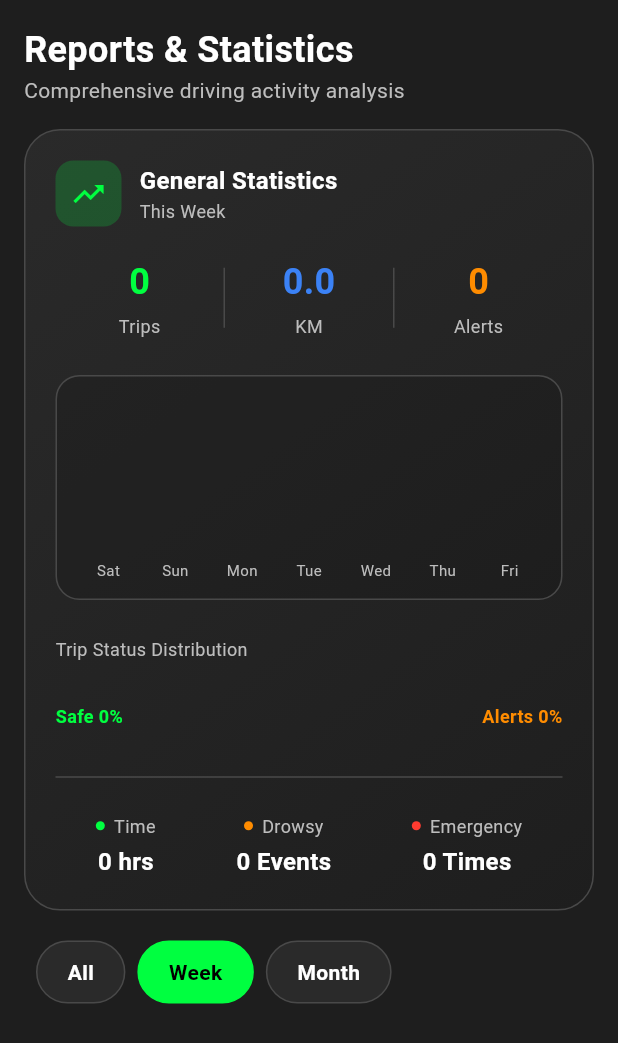
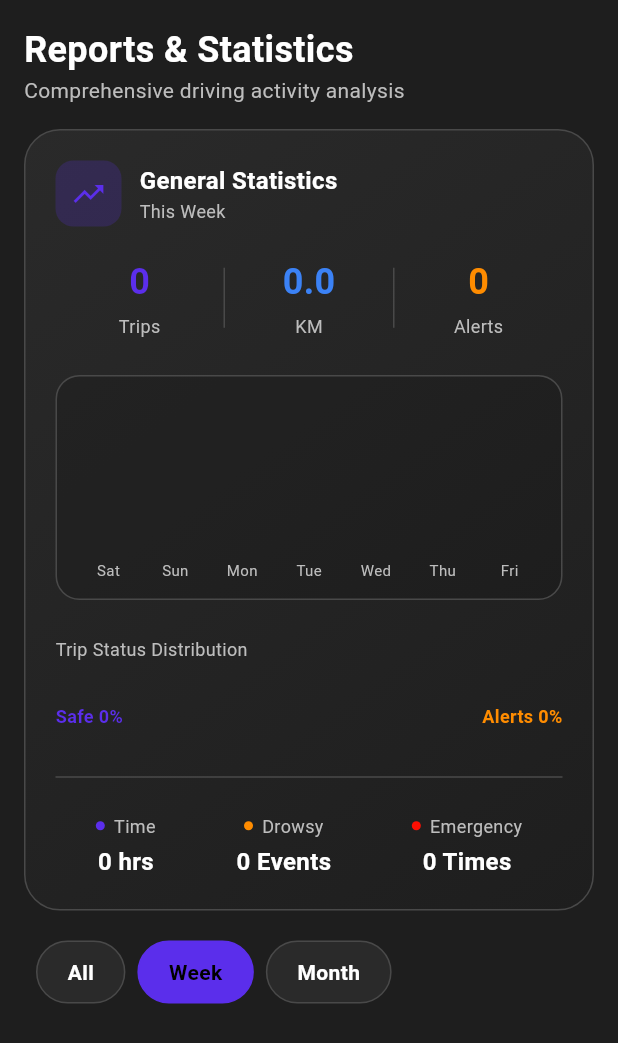
Before and after one commit to mohamed-abedeen/yaqdah_app_project, a Flutter app: the ReportsScreen screen opened directly, on a phone screen of 412 x 824 dp. Shown: the top 1043 px of the screen. Run offline on Flutter 3.47's test engine with Material 3 defaults, Android fonts, the phone set to English and light mode, and no system bars; drawn by our look-alikes of fl_chart; our stand-ins replace audioplayers, camera, flutter_map, flutter_tts, geolocator, google_generative_ai and 7 more; missing offline and left inert: google_mlkit_face_detection; accounts and stored records are empty; network calls fail.

Commit message:
feat: Add devtools options, update theme colors, and integrate new image asset

```diff
--- /dev/null
+++ b/devtools_options.yaml
@@ -0,0 +1,3 @@
+description: This file stores settings for Dart & Flutter DevTools.
+documentation: https://docs.flutter.dev/tools/devtools/extensions#configure-extension-enablement-states
+extensions:
--- a/lib/services/theme_service.dart
+++ b/lib/services/theme_service.dart
@@ -19,29 +19,73 @@ class ThemeService {
     await prefs.setBool('is_dark_mode', isDarkMode.value);
   }
 
-  static const Color neonGreen = Color.fromARGB(255, 2, 188, 21);
-  static const Color purple = Color(0xFF8B5CF6);
-  static const Color orange = Color(0xFFFF8C00);
-  static const Color blue = Color(0xFF3B82F6);
-  static const Color red = Color(0xFFFF3B30);
+  // --- Static Global Colors (Used for specific statuses like "Safe", "Drowsy", "Danger") ---
+  static const Color Green = Color.fromARGB(
+    255,
+    9,
+    189,
+    0,
+  ); // 🟢 CHANGES: "Safe" status, Active Toggles, Success messages
+  static const Color purple = Color.fromARGB(
+    255,
+    136,
+    85,
+    255,
+  ); // 🟣 CHANGES: "Time/Duration" icons, Charts, Secondary stats
+  static const Color orange = Color(
+    0xFFFF8C00,
+  ); // 🟠 CHANGES: "Drowsy" warning status, "Alert" icons
+  static const Color blue = Color(
+    0xFF3B82F6,
+  ); // 🔵 CHANGES: "Distance" icons, Map routes, Info messages
+  static const Color red = Color.fromARGB(
+    255,
+    250,
+    19,
+    6,
+  ); // 🔴 CHANGES: "Emergency" status, Delete buttons, Danger zones
 
-  // --- Themes ---
+  // --- Light Theme Configuration ---
   final ThemeData lightTheme = ThemeData(
     brightness: Brightness.light,
-    primaryColor: const Color.fromARGB(255, 0, 255, 81),
+
+    // 🎨 Main Branding Color (Buttons, Active Tab Icons, Links)
+    primaryColor: const Color.fromARGB(255, 3, 200, 17),
+
+    // ⬜ Background of the whole screen (Behind the content)
     scaffoldBackgroundColor: const Color(0xFFF5F5F5),
+
+    // 🃏 Background of Cards, Popups, and Bottom Sheets
     cardColor: Colors.white,
+
+    // ➖ Color of thin lines separating list items
     dividerColor: const Color(0xFFE0E0E0),
+
     colorScheme: const ColorScheme.light(
+      // 🟢 Primary Action Color (Floating Action Button, Active Switches)
       primary: Color.fromARGB(255, 2, 242, 86),
+
+      // 🟣 Secondary Accent (Selection controls, sliders)
       secondary: purple,
+
+      // 🔴 Error Color (Input validation errors, warning borders)
       error: red,
-      tertiary: orange, // Using tertiary for status orange
+
+      // 🟠 Tertiary Accent (Used for Warning/Orange statuses)
+      tertiary: orange,
+
+      // ⬜ Surface Color (Usually matches Card Color)
       surface: Colors.white,
     ),
+
+    // 🔳 Default color for Icons (Nav bar icons, standard icons)
     iconTheme: const IconThemeData(color: Color(0xFF1E1E1E)),
+
     textTheme: const TextTheme(
+      // 📝 Standard Paragraph Text (Settings labels, descriptions)
       bodyMedium: TextStyle(color: Color(0xFF1E1E1E)),
+
+      // 📢 Large Headings (Page Titles like "Settings", "Reports")
       titleLarge: TextStyle(
         color: Color(0xFF1E1E1E),
         fontWeight: FontWeight.bold,
@@ -49,22 +93,47 @@ class ThemeService {
     ),
   );
 
+  // --- Dark Theme Configuration ---
   final ThemeData darkTheme = ThemeData(
     brightness: Brightness.dark,
-    primaryColor: const Color.fromARGB(255, 0, 255, 64),
+
+    // 🎨 Main Branding Color in Dark Mode (Buttons, Active Icons)
+    primaryColor: const Color.fromARGB(255, 91, 46, 235),
+
+    // ⬛ Background of the whole screen (The main dark background)
     scaffoldBackgroundColor: const Color(0xFF1E1E1E),
+
+    // 🔲 Background of Cards, Popups, and Bottom Sheets (Slightly lighter dark)
     cardColor: const Color(0xFF2A2A2A),
+
+    // ➖ Color of thin lines in Dark Mode
     dividerColor: const Color.fromARGB(255, 73, 73, 73),
+
     colorScheme: const ColorScheme.dark(
-      primary: Color.fromARGB(255, 0, 255, 30),
+      // 🟡 Primary Action Color in Dark Mode (High contrast buttons)
+      primary: Color.fromARGB(255, 242, 216, 76),
+
+      // 🟣 Secondary Accent
       secondary: purple,
-      error: red,
+
+      // 🔴 Error Color
+      error: Color.fromARGB(255, 253, 15, 3),
+
+      // 🟠 Tertiary Accent
       tertiary: orange,
+
+      // 🔲 Surface Color (Matches Card Color)
       surface: Color(0xFF2A2A2A),
     ),
+
+    // ⚪ Default color for Icons in Dark Mode (White to stand out)
     iconTheme: const IconThemeData(color: Colors.white),
+
     textTheme: const TextTheme(
+      // 📝 Standard Paragraph Text in Dark Mode (White)
       bodyMedium: TextStyle(color: Colors.white),
+
+      // 📢 Large Headings in Dark Mode (White)
       titleLarge: TextStyle(color: Colors.white, fontWeight: FontWeight.bold),
     ),
   );
--- a/pubspec.yaml
+++ b/pubspec.yaml
@@ -82,7 +82,10 @@ flutter:
   uses-material-design: true
   assets:
       # You can add logo.jpg here if you want to use it inside the app too
+    - images/yaqdah-13.png
     - images/logo.png
+
+
 
 # ✅ Configuration for generating the app icon
 flutter_launcher_icons:
```
Also changed, not shown: lib/widgets/dashboard_ui.dart (+5 -10 lines), images/Yaqdah-13.png (added).
